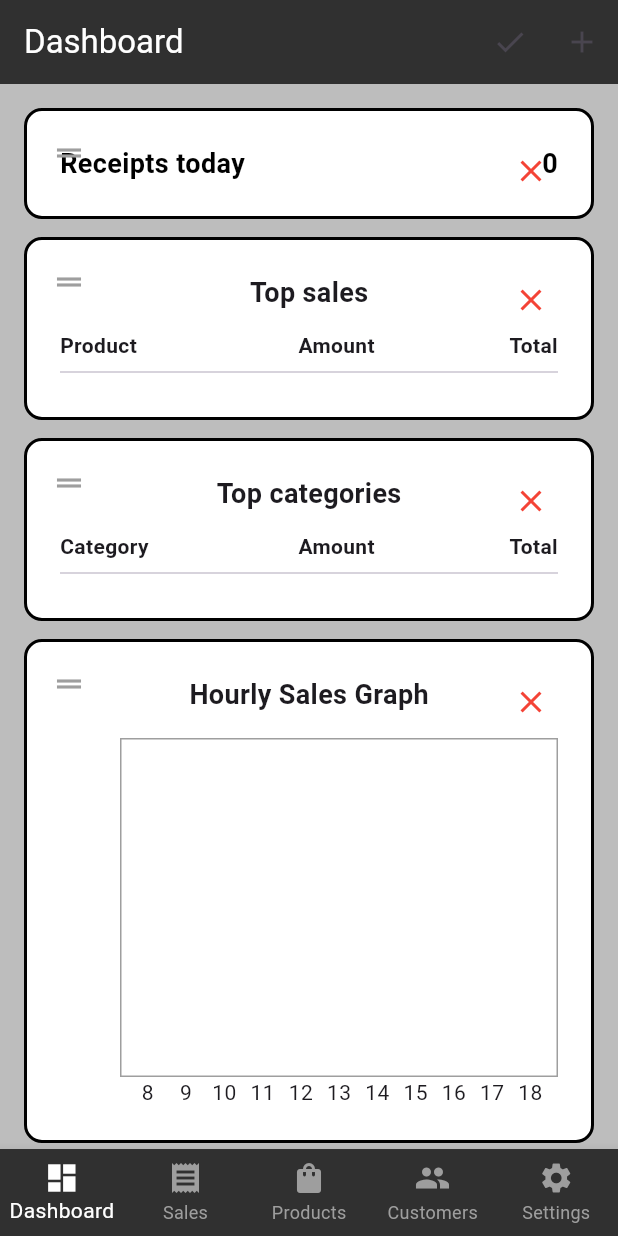
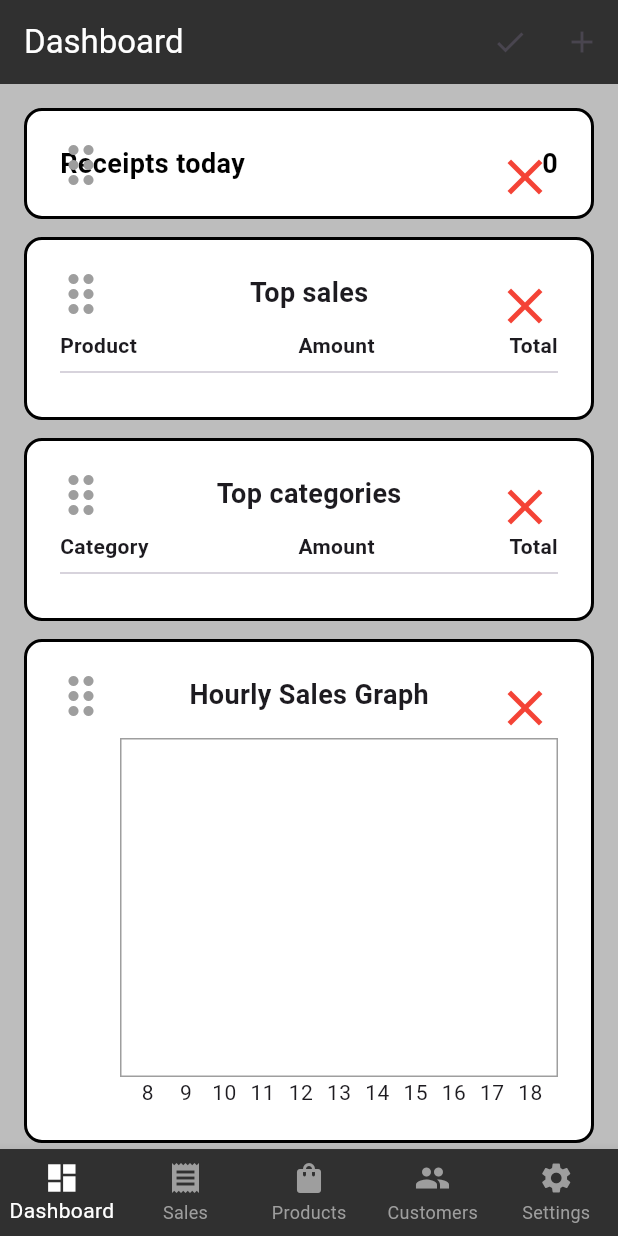
Before and after one commit to Tomakas/elementarypos_office, a Flutter app: the screen it shows after launch, after a tap on the "edit" icon, on a phone screen of 412 x 824 dp. Run offline on Flutter 3.47's test engine with Material 3 defaults, Android fonts, the phone set to English and light mode, and no system bars; drawn by our look-alikes of fl_chart; our stand-ins replace shared_preferences; network calls fail.

Commit message:
Oprava widgetů při drag and drop

```diff
--- a/lib/screens/dashboard_screen.dart
+++ b/lib/screens/dashboard_screen.dart
@@ -159,22 +159,32 @@ class _DashboardScreenState extends State<DashboardScreen> {
 
           // Přidáme proxyDecorator pro přizpůsobení vzhledu přetahovaného widgetu
           proxyDecorator: (Widget child, int index, Animation<double> animation) {
+            final model = widgetsList[index];
             return Material(
               elevation: 6.0,
               color: Colors.white, // Stejná barva jako ostatní widgety
               borderRadius: BorderRadius.circular(12.0),
-              child: child,
+              child: _buildItem(model, isDragging: true),
             );
           },
 
           padding: const EdgeInsets.all(16.0),
           children: [
-            for (final model in widgetsList)
-            // Obalení každého Containeru do Padding pro vytvoření mezery
-              Padding(
-                key: ValueKey(model.id), // Klíč přiřazen přímo k Padding
-                padding: const EdgeInsets.only(bottom: 12),
-                child: Container(
+            for (int index = 0; index < widgetsList.length; index++)
+              _buildItem(widgetsList[index]),
+          ],
+        ),
+      ),
+    );
+  }
+
+  /// Metoda pro vytvoření widgetu položky
+  Widget _buildItem(DashboardWidgetModel model, {bool isDragging = false}) {
+    return Column(
+      key: ValueKey(model.id),
+      mainAxisSize: MainAxisSize.min,
+      children: [
+        Container(
           decoration: BoxDecoration(
             color: Colors.white,
             borderRadius: BorderRadius.circular(12.0),
@@ -197,7 +207,8 @@ class _DashboardScreenState extends State<DashboardScreen> {
                   child: ReorderableDragStartListener(
                     index: widgetsList.indexOf(model),
                     child: const Icon(
-                              Icons.drag_handle,
+                      Icons.drag_indicator,
+                      size: 40,
                       color: Colors.grey,
                     ),
                   ),
@@ -210,9 +221,11 @@ class _DashboardScreenState extends State<DashboardScreen> {
                   child: IconButton(
                     icon: const Icon(
                       Icons.close_outlined,
+                      size: 40,
+
                       color: Colors.red,
                     ),
-                            tooltip: localizations.translate('delete'),
+                    tooltip: AppLocalizations.of(context)!.translate('delete'),
                     onPressed: () {
                       setState(() {
                         widgetsList.removeWhere((w) => w.id == model.id);
@@ -224,10 +237,10 @@ class _DashboardScreenState extends State<DashboardScreen> {
             ],
           ),
         ),
-              ),
+        // Přidáme mezeru pouze, pokud se widget nepřetahuje
+        if (!isDragging)
+          const SizedBox(height: 12.0),
       ],
-        ),
-      ),
     );
   }
 
```
Lines whose indentation alone changed are shown as unchanged.
